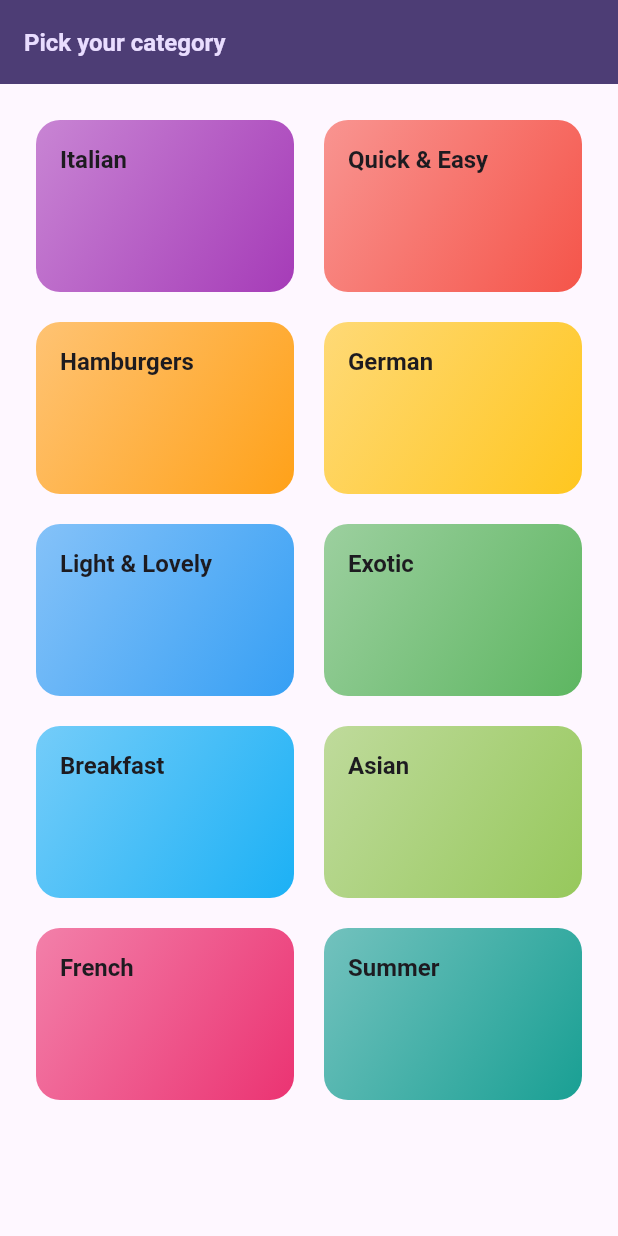
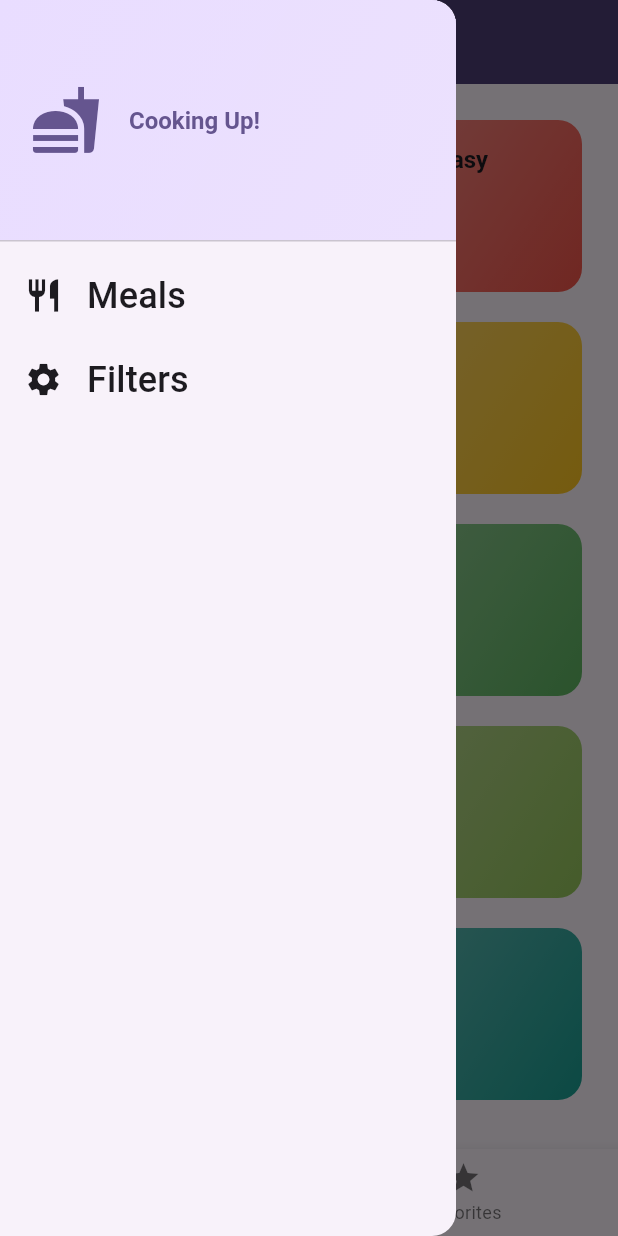
Before and after one commit to nabeel1o1/LearnFlutter, a Flutter app: the screen it shows after launch, with the side drawer open (before the commit the screen has no drawer), on a phone screen of 412 x 824 dp. Run offline on Flutter 3.47's test engine with Material 3 defaults, Android fonts, the phone set to English and light mode, and no system bars; our stand-ins replace google_fonts, transparent_image.

Commit message:
Integrated drawer and bottom nav bar & added other necessary screens

```diff
--- a/lib/main.dart
+++ b/lib/main.dart
@@ -1,7 +1,5 @@
 import 'package:flutter/material.dart';
-import 'package:flutteroid_app/meals_app/data/dummy_data.dart';
-import 'package:flutteroid_app/meals_app/screens/categories_screen.dart';
-import 'package:flutteroid_app/meals_app/screens/meals_screen.dart';
+import 'package:flutteroid_app/meals_app/screens/tab_screen.dart';
 
 var kColorScheme =
     ColorScheme.fromSeed(seedColor: const Color.fromARGB(255, 96, 59, 181));
@@ -52,7 +50,7 @@ void main() {
             ),
       ),
       themeMode: ThemeMode.system,
-      home: const CategoriesScreen(),
+      home: const TabScreen(),
     ),
   );
 }
--- a/lib/meals_app/screens/categories_screen.dart
+++ b/lib/meals_app/screens/categories_screen.dart
@@ -1,11 +1,14 @@
 import 'package:flutter/material.dart';
 import 'package:flutteroid_app/meals_app/data/dummy_data.dart';
 import 'package:flutteroid_app/meals_app/models/Category.dart';
+import 'package:flutteroid_app/meals_app/models/meal.dart';
 import 'package:flutteroid_app/meals_app/screens/meals_screen.dart';
 import 'package:flutteroid_app/meals_app/widgets/category_grid_item.dart';
 
 class CategoriesScreen extends StatelessWidget {
-  const CategoriesScreen({super.key});
+  const CategoriesScreen({required this.onToggleFavorite, super.key});
+
+  final void Function(Meal meal) onToggleFavorite;
 
   void _selectCategory(BuildContext context, Category category) {
     final filteredMeals = dummyMeals
@@ -16,6 +19,7 @@ class CategoriesScreen extends StatelessWidget {
         builder: (ctx) => MealsScreen(
           title: category.title,
           meals: filteredMeals,
+          onToggleFavorite: onToggleFavorite,
         ),
       ),
     );
@@ -23,11 +27,7 @@ class CategoriesScreen extends StatelessWidget {
 
   @override
   Widget build(BuildContext context) {
-    return Scaffold(
-      appBar: AppBar(
-        title: const Text('Pick your category'),
-      ),
-      body: GridView(
+    return GridView(
         padding: const EdgeInsets.all(24),
         gridDelegate: const SliverGridDelegateWithFixedCrossAxisCount(
           crossAxisCount: 2,
@@ -47,7 +47,6 @@ class CategoriesScreen extends StatelessWidget {
           // for(final category in availableCategories)
           //   CategoryGridItem(category: category)
         ],
-      ),
     );
   }
 }
--- /dev/null
+++ b/lib/meals_app/screens/tab_screen.dart
@@ -0,0 +1,98 @@
+import 'package:flutter/material.dart';
+import 'package:flutteroid_app/meals_app/models/meal.dart';
+import 'package:flutteroid_app/meals_app/screens/categories_screen.dart';
+import 'package:flutteroid_app/meals_app/screens/meals_screen.dart';
+import 'package:flutteroid_app/meals_app/widgets/main_drawer.dart';
+
+class TabScreen extends StatefulWidget {
+  const TabScreen({super.key});
+
+  @override
+  State<TabScreen> createState() => _TabScreenState();
+}
+
+class _TabScreenState extends State<TabScreen> {
+  final List<Meal> _favoriteMeals = [];
+
+  void _onDrawerItemSelect(String item) {
+    Navigator.pop(context);
+    if(item == 'filters') {
+
+    } else {
+
+    }
+  }
+
+  void _showInfoMessage(String message) {
+    ScaffoldMessenger.of(context).clearSnackBars();
+    ScaffoldMessenger.of(context).showSnackBar(
+      SnackBar(
+        content: Text(message),
+      ),
+    );
+  }
+
+  void _toggleMealFavoriteStatus(Meal meal) {
+    final isExisting = _favoriteMeals.contains(meal);
+
+    if (isExisting) {
+      setState(() {
+        _favoriteMeals.remove(meal);
+      });
+      _showInfoMessage('Meal is no longer a favorite');
+    } else {
+      setState(() {
+        _favoriteMeals.add(meal);
+      });
+      _showInfoMessage('Marked as a favorite!');
+    }
+  }
+
+  int _selectedPageIndex = 0;
+
+  void _selectPage(int index) {
+    setState(() {
+      _selectedPageIndex = index;
+    });
+  }
+
+  @override
+  Widget build(BuildContext context) {
+    var activePageTitle = 'Categories';
+
+    Widget activePage = CategoriesScreen(
+      onToggleFavorite: _toggleMealFavoriteStatus,
+    );
+    if (_selectedPageIndex == 1) {
+      activePage = MealsScreen(
+        meals: _favoriteMeals,
+        onToggleFavorite: _toggleMealFavoriteStatus,
+      );
+      activePageTitle = 'Your Favorites';
+    }
+
+    return Scaffold(
+      appBar: AppBar(
+        title: Text(activePageTitle),
+      ),
+      drawer: MainDrawer(
+        drawerItemSelected: _onDrawerItemSelect,
+      ),
+      body: activePage,
+      bottomNavigationBar: BottomNavigationBar(
+        onTap: _selectPage,
+        currentIndex: _selectedPageIndex,
+        items: const [
+          BottomNavigationBarItem(
+            icon: Icon(Icons.set_meal),
+            label: 'Categories',
+          ),
+          BottomNavigationBarItem(
+            icon: Icon(Icons.star),
+            label: 'Favorites',
+          ),
+        ],
+      ),
+    );
+  }
+}
--- /dev/null
+++ b/lib/meals_app/widgets/main_drawer.dart
@@ -0,0 +1,78 @@
+import 'package:flutter/material.dart';
+
+class MainDrawer extends StatelessWidget {
+  const MainDrawer({required this.drawerItemSelected, super.key});
+
+  final void Function(String identifier) drawerItemSelected;
+
+  @override
+  Widget build(BuildContext context) {
+    return Drawer(
+      child: Column(
+        children: [
+          DrawerHeader(
+            padding: const EdgeInsets.all(20),
+            decoration: BoxDecoration(
+              gradient: LinearGradient(colors: [
+                Theme.of(context).colorScheme.primaryContainer,
+                Theme.of(context).colorScheme.primaryContainer.withOpacity(0.8),
+              ], begin: Alignment.topLeft, end: Alignment.bottomRight),
+            ),
+            child: Row(
+              children: [
+                Icon(
+                  Icons.fastfood,
+                  size: 48,
+                  color: Theme.of(context).colorScheme.primary,
+                ),
+                const SizedBox(
+                  width: 18,
+                ),
+                Text(
+                  'Cooking Up!',
+                  style: Theme.of(context).textTheme.titleLarge!.copyWith(
+                        color: Theme.of(context).colorScheme.primary,
+                      ),
+                ),
+              ],
+            ),
+          ),
+          ListTile(
+            leading: Icon(
+              Icons.restaurant,
+              size: 26,
+              color: Theme.of(context).colorScheme.onSurface,
+            ),
+            title: Text(
+              'Meals',
+              style: Theme.of(context).textTheme.titleSmall!.copyWith(
+                    color: Theme.of(context).colorScheme.onSurface,
+                    fontSize: 24,
+                  ),
+            ),
+            onTap: () {
+              drawerItemSelected('meals');
+            },
+          ),
+          ListTile(
+            leading: Icon(
+              Icons.settings,
+              size: 26,
+              color: Theme.of(context).colorScheme.onSurface,
+            ),
+            title: Text(
+              'Filters',
+              style: Theme.of(context).textTheme.titleSmall!.copyWith(
+                    color: Theme.of(context).colorScheme.onSurface,
+                    fontSize: 24,
+                  ),
+            ),
+            onTap: () {
+              drawerItemSelected('filters');
+            },
+          ),
+        ],
+      ),
+    );
+  }
+}
```
Also changed, not shown: lib/meals_app/screens/filters_screen.dart (added, +50 -0 lines), lib/meals_app/screens/meal_detail_screen.dart (added, +91 -0 lines), lib/meals_app/screens/meals_screen.dart (+26 -3 lines), lib/meals_app/widgets/meal_item.dart (+40 -4 lines), lib/meals_app/widgets/meal_item_trait.dart (added, +30 -0 lines).
